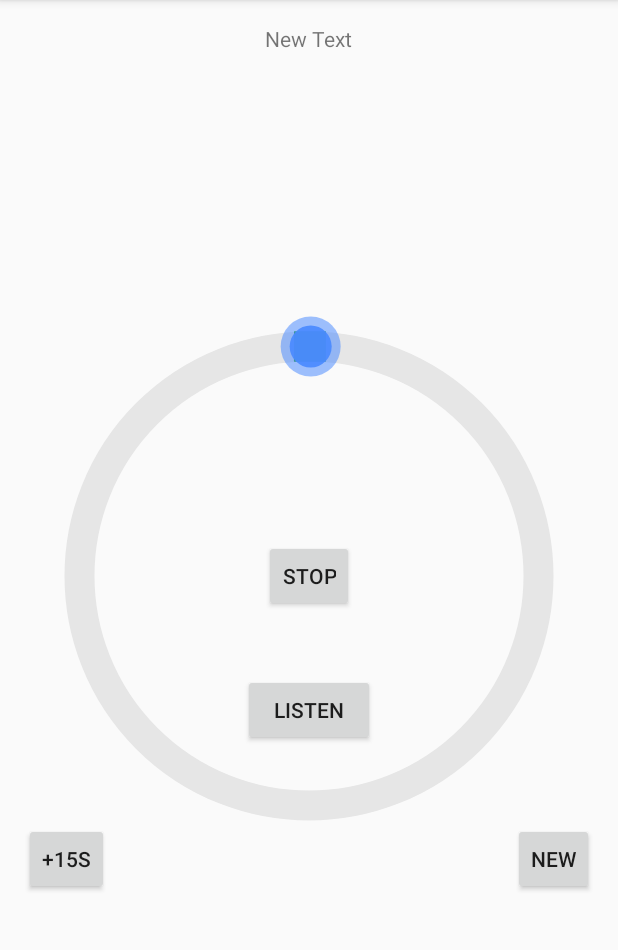
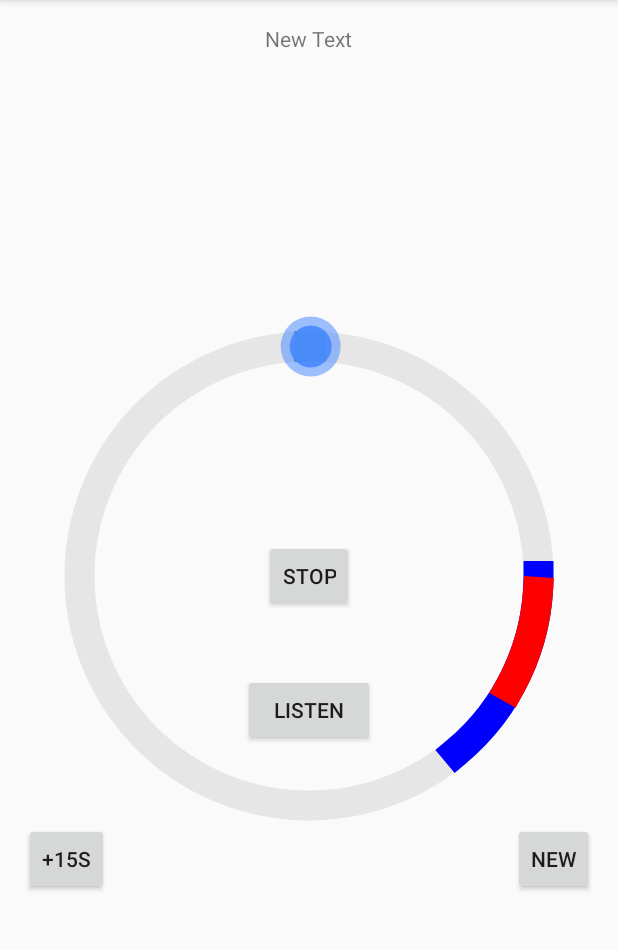
Before and after one commit to 24hours/SnoreTracker, an Android app: the screen it shows after launch (MainActivity), after a tap on "RECORD", on a phone screen of 412 x 824 dp, the part 84-1034 px from its top. Run offline under Robolectric (Android 15) with nearby library versions, the phone set to English and light mode, and no system bars.

```diff
--- a/app/src/main/java/com/labtf/snoretracker/CircularSeekBar.java
+++ b/app/src/main/java/com/labtf/snoretracker/CircularSeekBar.java
@@ -38,7 +38,6 @@ import android.graphics.RectF;
 import android.os.Bundle;
 import android.os.Parcelable;
 import android.util.AttributeSet;
-import android.util.Log;
 import android.view.MotionEvent;
 import android.view.View;
 
@@ -523,10 +522,6 @@ public class CircularSeekBar extends View {
     private void calculateProgressDegrees() {
         mProgressDegrees = mPointerPosition - mStartAngle; // Verified
         mProgressDegrees = (mProgressDegrees < 0 ? 360f + mProgressDegrees : mProgressDegrees); // Verified
-
-        Log.v("SEEK-Pos", new Float(mPointerPosition).toString());
-        Log.v("SEEK-start", new Float(mStartAngle).toString());
-        Log.v("SEEK", new Float(mProgressDegrees).toString());
     }
 
     /**
@@ -593,8 +588,6 @@ public class CircularSeekBar extends View {
             p.setColor(h.color);
             Path a = new Path();
             a.addArc(mCircleRectF, h.start, h.end);
-            Log.e("Angle", Float.toString(h.start));
-
             canvas.drawPath(a, p);
         }
 
--- a/app/src/main/java/com/labtf/snoretracker/MainActivity.java
+++ b/app/src/main/java/com/labtf/snoretracker/MainActivity.java
@@ -1,10 +1,8 @@
 package com.labtf.snoretracker;
 //http://romannurik.github.io/AndroidAssetStudio/icons-launcher.html
 
-import android.content.Context;
 import android.graphics.Color;
 import android.media.MediaPlayer;
-import android.net.Uri;
 import android.os.Bundle;
 import android.os.Environment;
 import android.support.v4.app.Fragment;
@@ -28,10 +26,7 @@ import java.io.IOException;
 import java.text.SimpleDateFormat;
 import java.util.Date;
 import java.util.Locale;
-import java.util.Timer;
-import java.util.TimerTask;
 
-// TODO : Coloring the Circular bar [highlight] on designated area
 // TODO : Play the sound as seeked by user
 // TODO : Add "magnified" area to allow user easily see highlighted area
 // TODO : analyse snore
@@ -60,7 +55,6 @@ public class MainActivity extends ActionBarActivity{
     private SnoreAnalyse sna;
     private SoundRecorder sdr;
     private static CircularSeekBar seekbar;
-    private Timer myTimer;
 
     @Override
     protected void onCreate(Bundle savedInstanceState) {
@@ -148,47 +142,49 @@ public class MainActivity extends ActionBarActivity{
     }
 
     public static class RecorderFragment extends Fragment {
-        public RecorderFragment() {}
+        public RecorderFragment() {
+        }
 
         @Override
         public View onCreateView(LayoutInflater inflater, ViewGroup container,
                                  Bundle savedInstanceState) {
             View rootView = inflater.inflate(R.layout.fragment_main, container, false);
-            seekbar = (CircularSeekBar)rootView.findViewById(R.id.seekbar);
-            //seekbar.setOnSeekBarChangeListener(new CircleSeekBarListener());
-            //seekbar.setStartAngle(-90);
+
+            seekbar = (CircularSeekBar) rootView.findViewById(R.id.seekbar);
+            seekbar.setOnSeekBarChangeListener(new CircleSeekBarListener());
+            seekbar.setStartAngle(-90);
             seekbar.setProgress(0);
             seekbar.setProgress(50);
-//            seekbar.highlight(0, 6000, Color.BLUE, 1);
-//            seekbar.highlight(500, 3000, Color.RED, 2);
+            seekbar.highlight(0, 6000, Color.BLUE, 1);
+            seekbar.highlight(500, 3000, Color.RED, 2);
 
             return rootView;
         }
-    }
 
         // event handling
-
         public class CircleSeekBarListener implements CircularSeekBar.OnCircularSeekBarChangeListener {
             @Override
             public void onProgressChanged(CircularSeekBar circularSeekBar, int progress, boolean fromUser) {
-            TextView t = (TextView)findViewById(R.id.progress);
-            t.setText(Integer.toString(progress));
+                //TextView t = (TextView) ((MainActivity)getActivity()).findViewById(R.id.progress);
+                //t.setText(Integer.toString(progress));
+                Log.v(TAG, "seeking");
             }
 
-        public void onStopTrackingTouch(CircularSeekBar seekBar){}
-
-        public void onStartTrackingTouch(CircularSeekBar seekBar){}
+            public void onStopTrackingTouch(CircularSeekBar seekBar) {
             }
 
+            public void onStartTrackingTouch(CircularSeekBar seekBar) {
+            }
+        }
+    }
     private void updateUI(){
         seekbar.setProgress(seekbar.getProgress() + 1);
     }
 
     public void onPlayClicked(View view){
         String filename = FILE_PATH + "/" + generateFileName() + "." + extension;
-        Button playBtn = (Button)view.findViewById(R.id.play);
 
-        if(sdr != null && sdr.isRecording() == true){
+        if(sdr != null && sdr.isRecording()){
             sdr.Stop();
             EventHandling(Event.Recording_Stop);
         } else {
@@ -216,9 +212,9 @@ public class MainActivity extends ActionBarActivity{
     }
 
     public String generateFileName(){
-        if( isExternalStorageWritable() == true){
+        if( isExternalStorageWritable()){
             // if user tap record twice, the original file it will get override.
-            SimpleDateFormat dateFormat = new SimpleDateFormat("yyyy_MM_dd_hh_mm");
+            SimpleDateFormat dateFormat = new SimpleDateFormat("yyyy_MM_dd_hh_mm", Locale.US);
             return dateFormat.format(new Date());
         } else{
             return "";
@@ -247,10 +243,7 @@ public class MainActivity extends ActionBarActivity{
     /* Checks if external storage is available for read and write */
     public boolean isExternalStorageWritable() {
         String state = Environment.getExternalStorageState();
-        if (Environment.MEDIA_MOUNTED.equals(state)) {
-            return true;
-        }
-        return false;
+        return Environment.MEDIA_MOUNTED.equals(state);
     }
 
     public void  LoadFile(String filename){
@@ -259,8 +252,6 @@ public class MainActivity extends ActionBarActivity{
         sna.setOnCompletionListener(new SnaCompletion());
 
         EventHandling(Event.Play_record);
-
-
     }
 
     public class SnaCompletion implements MediaPlayer.OnCompletionListener{
```
Lines whose indentation alone changed are shown as unchanged.
